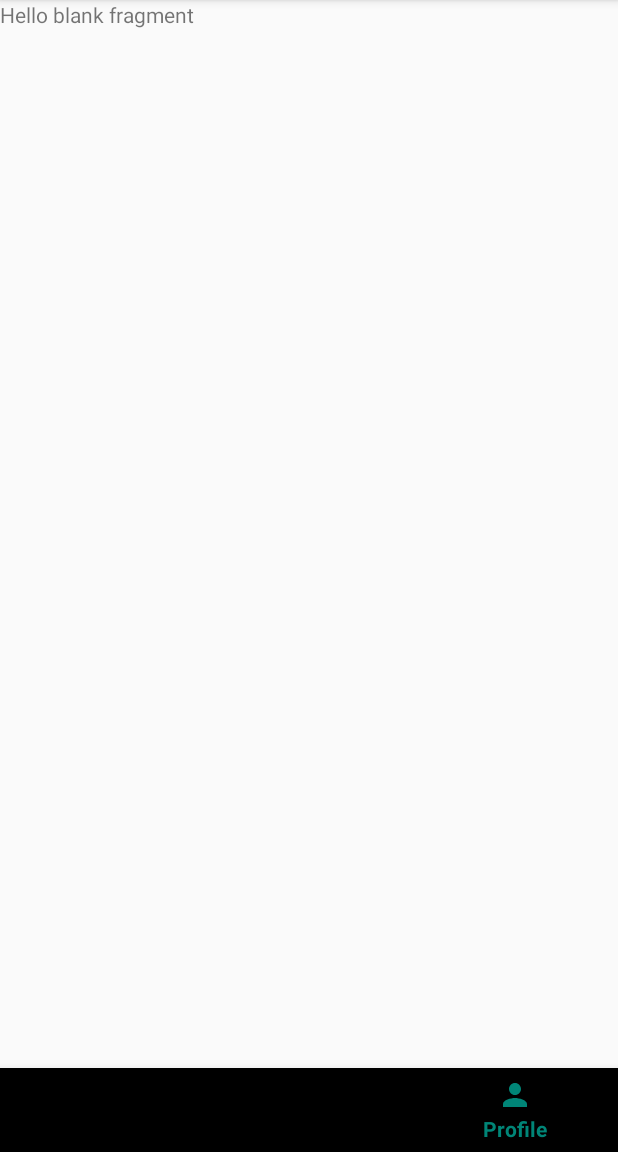
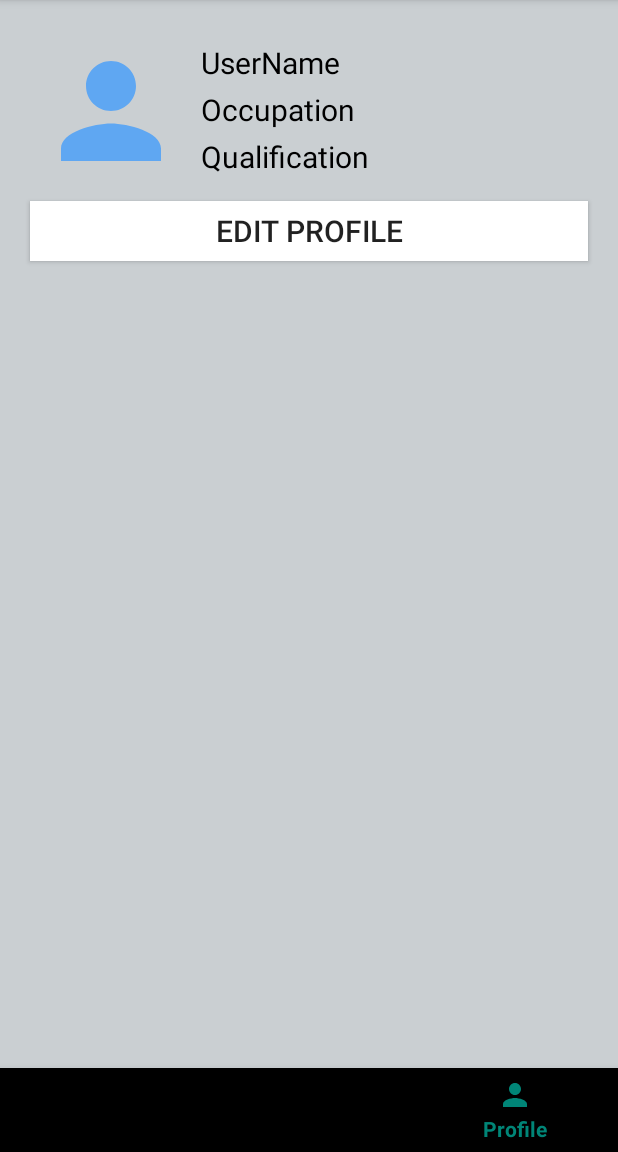
Before and after one commit to itsjatinjoshi/DemoProject2, an Android app: the HomeFragment screen opened directly, with no data from a screen before it, item 3 of the bottom bar chosen, on a phone screen of 412 x 824 dp, the part 84-1236 px from its top. Run offline under Robolectric (Android 15) with nearby library versions, the phone set to English and light mode, and no system bars; our stand-ins replace Firebase (no records; nobody signed in at launch, a user with empty details on screens opened directly).

Commit message:
-Update the UI. in Login Screen and User Profile Fragment

```diff
--- a/app/src/main/java/com/example/demoproject/HomeFragment.java
+++ b/app/src/main/java/com/example/demoproject/HomeFragment.java
@@ -28,9 +28,6 @@ public class HomeFragment extends Fragment {
 
     TextView tvWelcome;
     Button btnLogout;
-    FirebaseAuth firebaseAuth;
-    FirebaseUser firebaseUser;
-    private FirebaseAnalytics mFirebaseAnalytics;
 
     public HomeFragment() {
         // Required empty public constructor
@@ -60,15 +57,6 @@ public class HomeFragment extends Fragment {
         SharedPreferences sharedPreferences = getActivity().getSharedPreferences("userName", MODE_PRIVATE);
         String userfirstname = sharedPreferences.getString("userfirstname", "");
 
-        mFirebaseAnalytics = FirebaseAnalytics.getInstance(getContext());Bundle bundle = new Bundle();
-
-        bundle.putString(FirebaseAnalytics.Param.METHOD, "Signin");
-        mFirebaseAnalytics.logEvent(FirebaseAnalytics.Event.LOGIN, bundle);
-        mFirebaseAnalytics.logEvent(FirebaseAnalytics.Event.SELECT_CONTENT, bundle);
-
-        firebaseAuth = FirebaseAuth.getInstance();
-        firebaseUser = firebaseAuth.getCurrentUser();
-
         tvWelcome = view.findViewById(R.id.tvWelcome);
         btnLogout = view.findViewById(R.id.btnLogout);
         tvWelcome.setText("Welcome " + userfirstname);
--- a/app/src/main/java/com/example/demoproject/ProfileFragment.java
+++ b/app/src/main/java/com/example/demoproject/ProfileFragment.java
@@ -2,17 +2,26 @@ package com.example.demoproject;
 
 import android.os.Bundle;
 
+import androidx.annotation.NonNull;
+import androidx.annotation.Nullable;
 import androidx.fragment.app.Fragment;
 
 import android.view.LayoutInflater;
 import android.view.View;
 import android.view.ViewGroup;
+import android.widget.Button;
+import android.widget.ImageView;
+import android.widget.TextView;
 
 
 /**
  * A simple {@link Fragment} subclass.
  */
 public class ProfileFragment extends Fragment {
+
+    TextView tvUserName, tvOccupation, tvQualification;
+    Button btnEditProfile;
+    ImageView ivImage;
 
     public ProfileFragment() {
         // Required empty public constructor
@@ -25,4 +34,16 @@ public class ProfileFragment extends Fragment {
         // Inflate the layout for this fragment
         return inflater.inflate(R.layout.fragment_profile, container, false);
     }
+
+    @Override
+    public void onViewCreated(@NonNull View view, @Nullable Bundle savedInstanceState) {
+        super.onViewCreated(view, savedInstanceState);
+
+        tvUserName = view.findViewById(R.id.tvUserName);
+        tvOccupation = view.findViewById(R.id.tvOccupation);
+        tvQualification = view.findViewById(R.id.tvQualification);
+        btnEditProfile = view.findViewById(R.id.btnEditProfile);
+        ivImage = view.findViewById(R.id.ivImage);
+
+    }
 }
--- a/app/src/main/res/layout/fragment_profile.xml
+++ b/app/src/main/res/layout/fragment_profile.xml
@@ -1,14 +1,80 @@
 <?xml version="1.0" encoding="utf-8"?>
-<FrameLayout xmlns:android="http://schemas.android.com/apk/res/android"
+<androidx.constraintlayout.widget.ConstraintLayout
+    xmlns:android="http://schemas.android.com/apk/res/android"
+    xmlns:app="http://schemas.android.com/apk/res-auto"
     xmlns:tools="http://schemas.android.com/tools"
     android:layout_width="match_parent"
+    android:background="@color/background_profile"
     android:layout_height="match_parent"
     tools:context=".ProfileFragment">
 
-    <!-- TODO: Update blank fragment layout -->
-    <TextView
+
+    <ImageView
+        android:id="@+id/ivImage"
+        android:layout_width="100dp"
+        android:layout_height="100dp"
+        android:layout_marginStart="24dp"
+        android:layout_marginLeft="24dp"
+        android:layout_marginTop="24dp"
+        android:src="@drawable/ic_person"
+        app:layout_constraintStart_toStartOf="parent"
+        app:layout_constraintTop_toTopOf="parent" />
+
+    <Button
+        android:id="@+id/btnEditProfile"
         android:layout_width="match_parent"
-        android:layout_height="match_parent"
-        android:text="@string/hello_blank_fragment" />
+        android:layout_height="40dp"
+        android:layout_marginLeft="20dp"
+        android:layout_marginRight="20dp"
+        android:layout_marginTop="10dp"
+        android:textSize="20dp"
+        android:text="Edit Profile"
+        android:background="@color/white"
+        app:layout_constraintEnd_toEndOf="parent"
+        app:layout_constraintStart_toStartOf="parent"
+        app:layout_constraintTop_toBottomOf="@+id/ivImage" />
 
-</FrameLayout>
+    <LinearLayout
+        android:layout_width="match_parent"
+        android:layout_height="wrap_content"
+        android:orientation="vertical"
+        android:layout_marginTop="24dp"
+        android:layout_marginLeft="130dp"
+        android:layout_marginRight="20dp"
+        android:padding="2dp"
+
+        app:layout_constraintEnd_toEndOf="parent"
+        app:layout_constraintStart_toEndOf="@+id/ivImage"
+        app:layout_constraintTop_toTopOf="parent"
+        tools:layout_editor_absoluteY="1dp">
+
+        <TextView
+            android:id="@+id/tvUserName"
+            android:layout_width="match_parent"
+            android:layout_height="wrap_content"
+            android:layout_margin="2dp"
+            android:text="UserName"
+            android:textColor="@color/black"
+            android:textSize="20sp" />
+
+        <TextView
+            android:id="@+id/tvOccupation"
+            android:layout_width="match_parent"
+            android:layout_height="wrap_content"
+            android:layout_margin="2dp"
+            android:text="Occupation"
+            android:textColor="@color/black"
+            android:textSize="20sp" />
+
+        <TextView
+            android:id="@+id/tvQualification"
+            android:layout_width="match_parent"
+            android:layout_height="wrap_content"
+            android:layout_margin="2dp"
+            android:text="Qualification"
+            android:textColor="@color/black"
+            android:textSize="20sp" />
+    </LinearLayout>
+
+
+</androidx.constraintlayout.widget.ConstraintLayout>
--- a/app/src/main/res/values/colors.xml
+++ b/app/src/main/res/values/colors.xml
@@ -3,4 +3,7 @@
     <color name="colorPrimary">#008577</color>
     <color name="colorPrimaryDark">#00574B</color>
     <color name="colorAccent">#D81B60</color>
+    <color name="background_profile">#CACFD2</color>
+    <color name="white">#FFFFFF</color>
+    <color name="black">#000000</color>
 </resources>
```
Also changed, not shown: app/src/main/res/drawable/custom_button.xml (added, +61 -0 lines), app/src/main/res/drawable/ic_lock_black.xml (added, +9 -0 lines), app/src/main/res/drawable/ic_person_black.xml (added, +9 -0 lines), app/src/main/res/drawable/ic_remove.xml (added, +9 -0 lines), app/src/main/res/layout/activity_login_user.xml (+78 -40 lines), app/src/main/res/drawable/logo.png (added).
